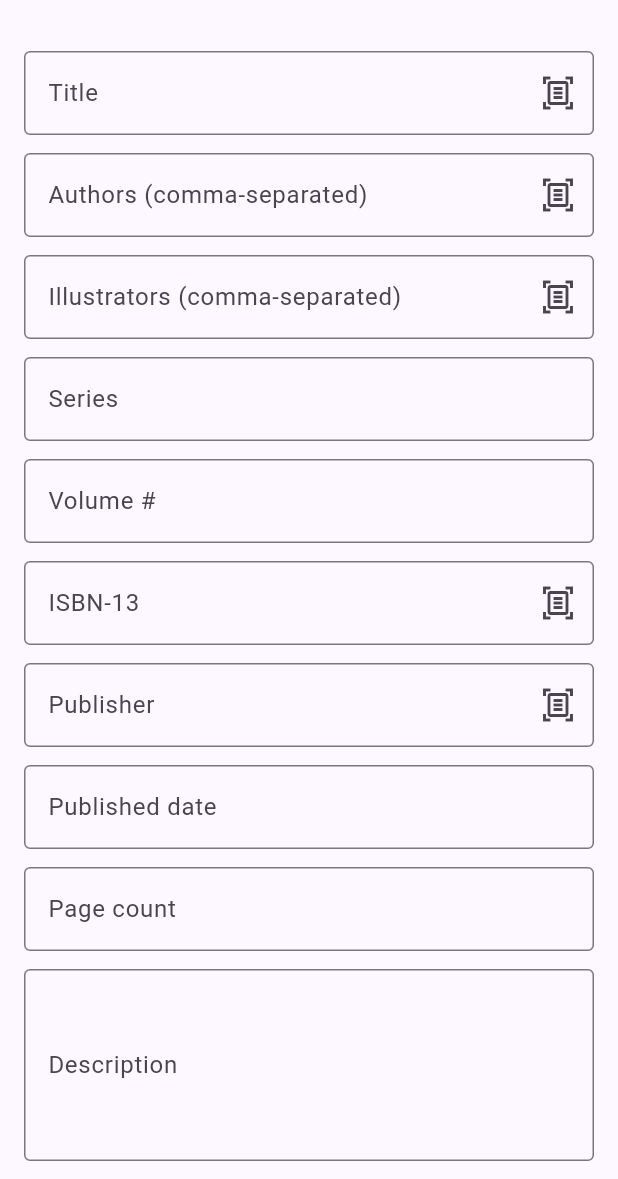
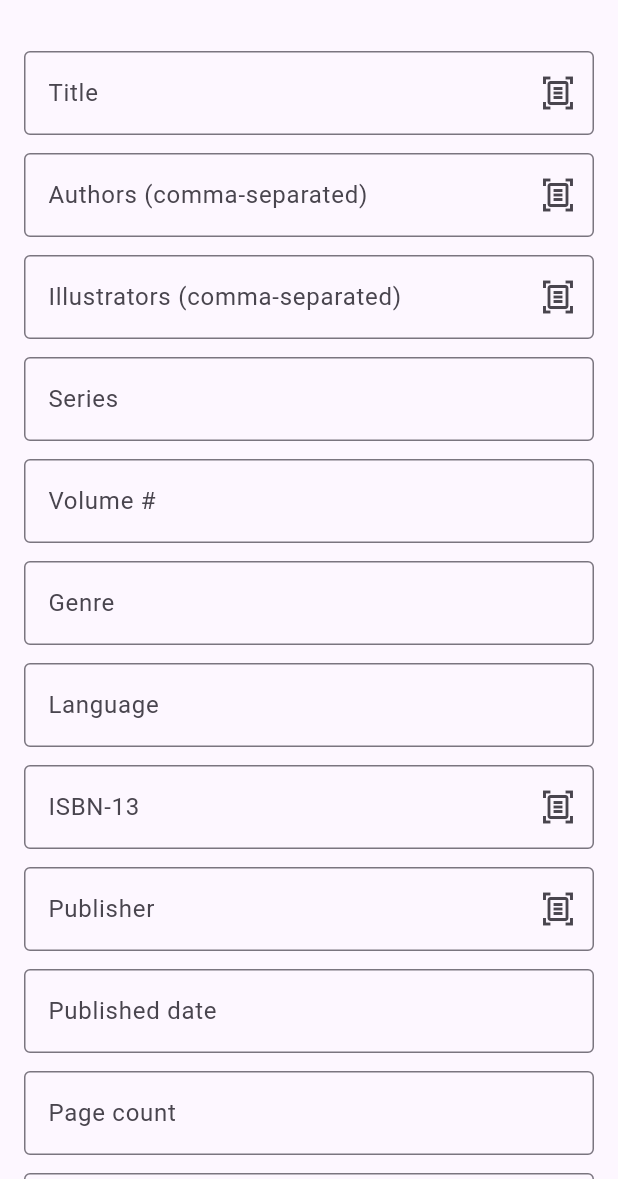
Before and after one commit to LDKTC/App-OpenShelf, a Flutter app: the BookEditScreen screen opened directly, on a phone screen of 412 x 824 dp, the part 57-1236 px from its top. Run offline on Flutter 3.47's test engine with Material 3 defaults, Android fonts, the phone set to English and light mode, and no system bars; our stand-ins replace image_picker, package_info_plus, permission_handler, shared_preferences, sqflite; missing offline and left inert: google_mlkit_document_scanner, google_mlkit_text_recognition, mobile_scanner; accounts and stored records are empty.

Commit message:
Add genre field and a language/genre/volume sort
Books can now record a genre (e.g. "นิยาย", "มังงะ") alongside the
existing language field, which becomes editable in the add/edit form
for the first time. Both fields sit next to the volume-number field,
matching where the request placed them.

Adds a new "Language & genre" sort/group option that orders and
groups the library by language, then genre, then series volume, in
that priority order — the same grouped-header pattern already used
for the Series sort.

```diff
--- a/lib/l10n/app_localizations.dart
+++ b/lib/l10n/app_localizations.dart
@@ -87,7 +87,9 @@ class AppLocalizations {
   String get sortByLabel => _t('sortByLabel');
   String get sortByDateAdded => _t('sortByDateAdded');
   String get sortByAuthor => _t('sortByAuthor');
+  String get sortByLanguageGenre => _t('sortByLanguageGenre');
   String get noSeriesGroupLabel => _t('noSeriesGroupLabel');
+  String get noLanguageGenreGroupLabel => _t('noLanguageGenreGroupLabel');
 
   // ---------------------------------------------------------------------
   // Reading-status filters (LibraryStatusFilter) / stamps (StampType)
@@ -279,6 +281,10 @@ class AppLocalizations {
   String get seriesField => _t('seriesField');
   String get seriesVolumeField => _t('seriesVolumeField');
   String get seriesVolumeHint => _t('seriesVolumeHint');
+  String get genreField => _t('genreField');
+  String get genreHint => _t('genreHint');
+  String get languageField => _t('languageField');
+  String get languageHint => _t('languageHint');
   String get isbn13Field => _t('isbn13Field');
   String get publisherField => _t('publisherField');
   String get publishedDateField => _t('publishedDateField');
@@ -359,7 +365,9 @@ const _en = <String, String>{
   'sortByLabel': 'Sort by',
   'sortByDateAdded': 'Date added',
   'sortByAuthor': 'Author',
+  'sortByLanguageGenre': 'Language & genre',
   'noSeriesGroupLabel': 'No series',
+  'noLanguageGenreGroupLabel': 'No language/genre',
 
   // Reading status
   'statusNotStarted': 'Not started',
@@ -542,6 +550,10 @@ const _en = <String, String>{
   'seriesField': 'Series',
   'seriesVolumeField': 'Volume #',
   'seriesVolumeHint': 'e.g. 3 or 4.5',
+  'genreField': 'Genre',
+  'genreHint': 'e.g. Novel, Manga',
+  'languageField': 'Language',
+  'languageHint': 'e.g. Thai, Japanese',
   'isbn13Field': 'ISBN-13',
   'publisherField': 'Publisher',
   'publishedDateField': 'Published date',
@@ -603,7 +615,9 @@ const _th = <String, String>{
   'sortByLabel': 'เรียงตาม',
   'sortByDateAdded': 'วันที่เพิ่ม',
   'sortByAuthor': 'ผู้แต่ง',
+  'sortByLanguageGenre': 'ภาษาและประเภท',
   'noSeriesGroupLabel': 'ไม่มีซีรีย์',
+  'noLanguageGenreGroupLabel': 'ไม่มีภาษา/ประเภท',
 
   // Reading status
   'statusNotStarted': 'ยังไม่เริ่มอ่าน',
@@ -765,6 +779,10 @@ const _th = <String, String>{
   'seriesField': 'ซีรีย์',
   'seriesVolumeField': 'เล่มที่',
   'seriesVolumeHint': 'เช่น 3 หรือ 4.5',
+  'genreField': 'ประเภท',
+  'genreHint': 'เช่น นิยาย, มังงะ',
+  'languageField': 'ภาษา',
+  'languageHint': 'เช่น ไทย, ญี่ปุ่น',
   'isbn13Field': 'ISBN-13',
   'publisherField': 'สำนักพิมพ์',
   'publishedDateField': 'วันที่เผยแพร่',
--- a/lib/models/book.dart
+++ b/lib/models/book.dart
@@ -7,6 +7,7 @@ class Book {
   final List<String> illustrators;
   final String? series;
   final double? seriesVolume;
+  final String? genre;
   final String? publisher;
   final String? publishedDate;
   final String? description;
@@ -27,6 +28,7 @@ class Book {
     this.illustrators = const [],
     this.series,
     this.seriesVolume,
+    this.genre,
     this.publisher,
     this.publishedDate,
     this.description,
@@ -61,6 +63,7 @@ class Book {
     List<String>? illustrators,
     String? series,
     double? seriesVolume,
+    String? genre,
     String? publisher,
     String? publishedDate,
     String? description,
@@ -81,6 +84,7 @@ class Book {
       illustrators: illustrators ?? this.illustrators,
       series: series ?? this.series,
       seriesVolume: seriesVolume ?? this.seriesVolume,
+      genre: genre ?? this.genre,
       publisher: publisher ?? this.publisher,
       publishedDate: publishedDate ?? this.publishedDate,
       description: description ?? this.description,
@@ -104,6 +108,7 @@ class Book {
       'illustrators': illustrators.join('|'),
       'series': series,
       'seriesVolume': seriesVolume,
+      'genre': genre,
       'publisher': publisher,
       'publishedDate': publishedDate,
       'description': description,
@@ -133,6 +138,7 @@ class Book {
           : illustratorsRaw.split('|'),
       series: map['series'] as String?,
       seriesVolume: (map['seriesVolume'] as num?)?.toDouble(),
+      genre: map['genre'] as String?,
       publisher: map['publisher'] as String?,
       publishedDate: map['publishedDate'] as String?,
       description: map['description'] as String?,
--- a/lib/screens/book_detail_screen.dart
+++ b/lib/screens/book_detail_screen.dart
@@ -125,6 +125,15 @@ class BookDetailScreen extends StatelessWidget {
                       const SizedBox(height: 4),
                       Text(
                         [book.publisher, book.publishedDate]
+                            .whereType<String>()
+                            .join(' · '),
+                        style: Theme.of(context).textTheme.bodySmall,
+                      ),
+                    ],
+                    if (book.genre != null || book.language != null) ...[
+                      const SizedBox(height: 4),
+                      Text(
+                        [book.genre, book.language]
                             .whereType<String>()
                             .join(' · '),
                         style: Theme.of(context).textTheme.bodySmall,
--- a/lib/screens/book_edit_screen.dart
+++ b/lib/screens/book_edit_screen.dart
@@ -50,6 +50,8 @@ class _BookEditScreenState extends State<BookEditScreen> {
   late final TextEditingController _illustrators;
   late final TextEditingController _series;
   late final TextEditingController _seriesVolume;
+  late final TextEditingController _genre;
+  late final TextEditingController _language;
   late final TextEditingController _publisher;
   late final TextEditingController _publishedDate;
   late final TextEditingController _isbn13;
@@ -83,6 +85,8 @@ class _BookEditScreenState extends State<BookEditScreen> {
     _series = TextEditingController(text: book?.series ?? '');
     _seriesVolume =
         TextEditingController(text: book?.seriesVolumeDisplay ?? '');
+    _genre = TextEditingController(text: book?.genre ?? '');
+    _language = TextEditingController(text: book?.language ?? metadata?.language ?? '');
     _publisher = TextEditingController(text: book?.publisher ?? metadata?.publisher ?? '');
     _publishedDate = TextEditingController(
       text: book?.publishedDate ?? metadata?.publishedDate ?? '',
@@ -113,6 +117,8 @@ class _BookEditScreenState extends State<BookEditScreen> {
     _illustrators.dispose();
     _series.dispose();
     _seriesVolume.dispose();
+    _genre.dispose();
+    _language.dispose();
     _publisher.dispose();
     _publishedDate.dispose();
     _isbn13.dispose();
@@ -146,12 +152,13 @@ class _BookEditScreenState extends State<BookEditScreen> {
       illustrators: illustrators,
       series: _series.text.trim().isEmpty ? null : _series.text.trim(),
       seriesVolume: double.tryParse(_seriesVolume.text.trim()),
+      genre: _genre.text.trim().isEmpty ? null : _genre.text.trim(),
       publisher: _publisher.text.trim().isEmpty ? null : _publisher.text.trim(),
       publishedDate: _publishedDate.text.trim().isEmpty ? null : _publishedDate.text.trim(),
       description: _description.text.trim().isEmpty ? null : _description.text.trim(),
       pageCount: int.tryParse(_pageCount.text.trim()),
       thumbnailUrl: _thumbnailUrl,
-      language: widget.existingBook?.language ?? widget.metadata?.language,
+      language: _language.text.trim().isEmpty ? null : _language.text.trim(),
       notes: _notes.text.trim().isEmpty ? null : _notes.text.trim(),
       source: widget.existingBook?.source ?? widget.metadata?.source ?? 'manual',
       dateAdded: widget.existingBook?.dateAdded ?? DateTime.now(),
@@ -319,6 +326,24 @@ class _BookEditScreenState extends State<BookEditScreen> {
               ],
             ),
             const SizedBox(height: 12),
+            SuggestionTextField(
+              controller: _genre,
+              suggestions: library.knownGenres,
+              decoration: InputDecoration(
+                labelText: t.genreField,
+                hintText: t.genreHint,
+              ),
+            ),
+            const SizedBox(height: 12),
+            SuggestionTextField(
+              controller: _language,
+              suggestions: library.knownLanguages,
+              decoration: InputDecoration(
+                labelText: t.languageField,
+                hintText: t.languageHint,
+              ),
+            ),
+            const SizedBox(height: 12),
             TextFormField(
               controller: _isbn13,
               decoration: InputDecoration(
--- a/lib/screens/library_screen.dart
+++ b/lib/screens/library_screen.dart
@@ -310,6 +310,12 @@ String? _groupHeaderFor(Book book, LibrarySortField sortField, AppLocalizations
     case LibrarySortField.series:
       final series = book.series;
       return (series == null || series.isEmpty) ? t.noSeriesGroupLabel : series;
+    case LibrarySortField.languageGenre:
+      final parts = [
+        if (book.language != null && book.language!.isNotEmpty) book.language!,
+        if (book.genre != null && book.genre!.isNotEmpty) book.genre!,
+      ];
+      return parts.isEmpty ? t.noLanguageGenreGroupLabel : parts.join(' · ');
     case LibrarySortField.title:
     case LibrarySortField.author:
     case LibrarySortField.publisher:
--- a/lib/services/database_service.dart
+++ b/lib/services/database_service.dart
@@ -13,7 +13,7 @@ class DatabaseService {
   static final DatabaseService instance = DatabaseService._internal();
 
   static const _dbName = 'quetzalib.db';
-  static const _dbVersion = 5;
+  static const _dbVersion = 6;
 
   Database? _db;
 
@@ -39,6 +39,7 @@ class DatabaseService {
             illustrators TEXT,
             series TEXT,
             seriesVolume REAL,
+            genre TEXT,
             publisher TEXT,
             publishedDate TEXT,
             description TEXT,
@@ -94,6 +95,9 @@ class DatabaseService {
         }
         if (oldVersion < 5) {
           await _migrateToV5(db);
+        }
+        if (oldVersion < 6) {
+          await _migrateToV6(db);
         }
       },
     );
@@ -220,6 +224,13 @@ class DatabaseService {
   /// its volume/issue number within [Book.series] (e.g. "เล่มที่ 3").
   Future<void> _migrateToV5(Database db) async {
     await db.execute('ALTER TABLE books ADD COLUMN seriesVolume INTEGER');
+  }
+
+  /// Upgrades to v6: adds the `genre` column (e.g. "นิยาย"/"มังงะ"), used
+  /// alongside [Book.language] to group/sort the library by language then
+  /// genre then volume.
+  Future<void> _migrateToV6(Database db) async {
+    await db.execute('ALTER TABLE books ADD COLUMN genre TEXT');
   }
 
   // ---------------------------------------------------------------------
--- a/lib/services/settings_service.dart
+++ b/lib/services/settings_service.dart
@@ -98,7 +98,8 @@ enum LibrarySortField {
   series,
   author,
   publisher,
-  isbn;
+  isbn,
+  languageGenre;
 
   String get storageValue => name;
 
@@ -109,6 +110,7 @@ enum LibrarySortField {
         LibrarySortField.author => t.sortByAuthor,
         LibrarySortField.publisher => t.publisherField,
         LibrarySortField.isbn => t.isbn13Field,
+        LibrarySortField.languageGenre => t.sortByLanguageGenre,
       };
 
   static LibrarySortField fromStorage(String? value) {
--- a/lib/state/library_provider.dart
+++ b/lib/state/library_provider.dart
@@ -104,6 +104,16 @@ class LibraryProvider extends ChangeNotifier {
           if (b.series != null && b.series!.isNotEmpty) b.series!,
       };
 
+  Set<String> get knownGenres => {
+        for (final b in _books)
+          if (b.genre != null && b.genre!.isNotEmpty) b.genre!,
+      };
+
+  Set<String> get knownLanguages => {
+        for (final b in _books)
+          if (b.language != null && b.language!.isNotEmpty) b.language!,
+      };
+
   /// The most recent stamp for [bookId] (by timestamp), or null if the
   /// book has no stamps yet — i.e. "not started".
   ReadingStamp? currentStampFor(int bookId) =>
@@ -191,6 +201,15 @@ class LibraryProvider extends ChangeNotifier {
         if (hasSeriesCompare != 0) return hasSeriesCompare;
         final seriesCompare = _compareNullableStrings(a.series, b.series);
         if (seriesCompare != 0) return seriesCompare;
+        final volumeCompare =
+            (a.seriesVolume ?? 1 << 30).compareTo(b.seriesVolume ?? 1 << 30);
+        if (volumeCompare != 0) return volumeCompare;
+        return a.title.toLowerCase().compareTo(b.title.toLowerCase());
+      case LibrarySortField.languageGenre:
+        final languageCompare = _compareNullableStrings(a.language, b.language);
+        if (languageCompare != 0) return languageCompare;
+        final genreCompare = _compareNullableStrings(a.genre, b.genre);
+        if (genreCompare != 0) return genreCompare;
         final volumeCompare =
             (a.seriesVolume ?? 1 << 30).compareTo(b.seriesVolume ?? 1 << 30);
         if (volumeCompare != 0) return volumeCompare;
```
